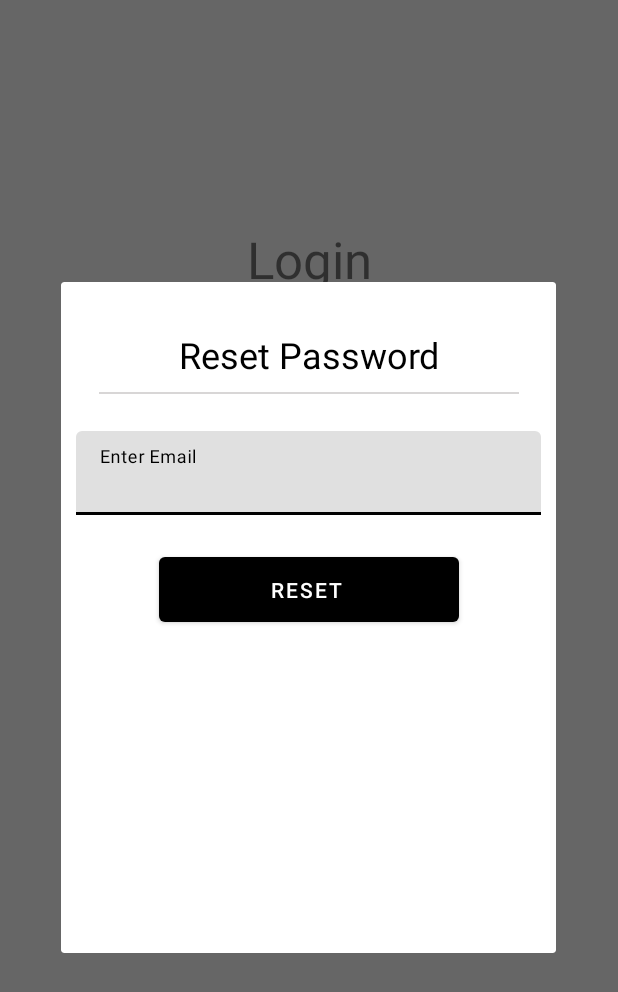
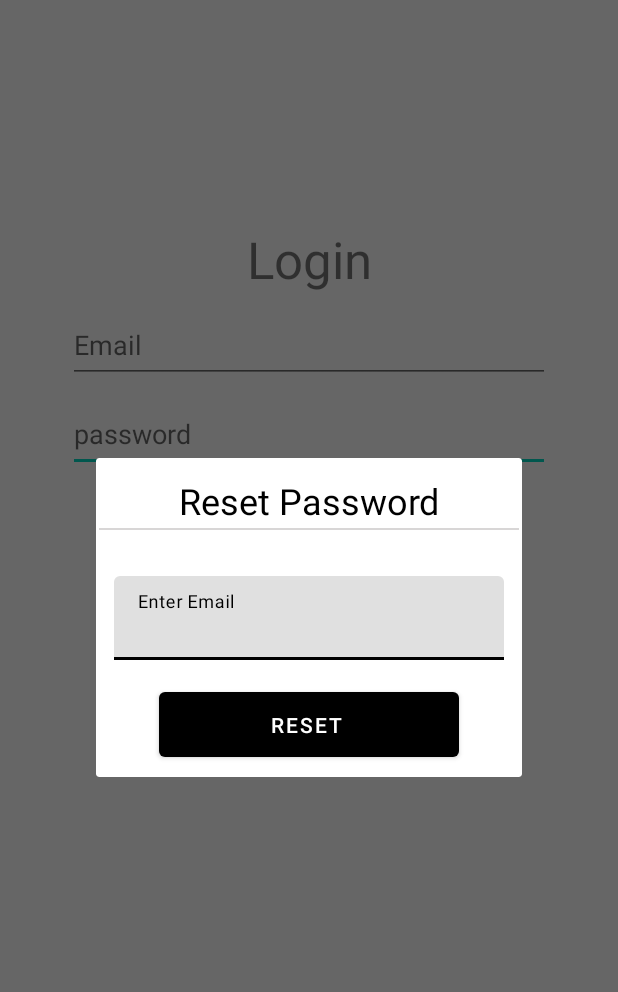
Before and after one commit to EChilin5/ImageCut_OCR, an Android app: the fragment ForgotPasswordOverlay placed in its activity, on a phone screen of 412 x 824 dp. Shown: the top 992 px of the screen. Run offline under Robolectric (Android 15) with nearby library versions, the phone set to English and light mode, and no system bars; our stand-ins replace Firebase (no records; nobody signed in at launch, a user with empty details on screens opened directly); 1 statement that could not run was skipped.

Commit message:
updated module overlay for reset password

```diff
--- a/app/src/main/res/layout/fragment_forgot_password_overlay.xml
+++ b/app/src/main/res/layout/fragment_forgot_password_overlay.xml
@@ -6,21 +6,21 @@
     android:layout_height="wrap_content"
     android:layout_gravity="center_vertical|center_horizontal"
 
+    android:padding="2dp"
     tools:context=".ForgotPasswordOverlay">
 
     <TextView
         android:id="@+id/textView5"
-        android:layout_width="239dp"
-        android:layout_height="31dp"
+        android:layout_width="0dp"
+        android:layout_height="wrap_content"
         android:layout_alignParentTop="true"
         android:layout_centerHorizontal="true"
-        android:layout_marginTop="32dp"
+        android:layout_marginTop="10dp"
         android:gravity="center"
         android:text="Reset Password"
         android:textColor="#000000"
         android:textSize="24sp"
         app:layout_constraintEnd_toEndOf="parent"
-        app:layout_constraintHorizontal_bias="0.504"
         app:layout_constraintStart_toStartOf="parent"
         app:layout_constraintTop_toTopOf="@+id/OverlayResetGL1" />
 
@@ -29,7 +29,7 @@
         android:layout_width="280dp"
         android:layout_height="1dp"
         android:layout_below="@id/textView5"
-        android:layout_marginTop="10dp"
+        android:layout_marginTop="2dp"
         android:background="@color/underline"
         app:layout_constraintEnd_toEndOf="parent"
         app:layout_constraintStart_toStartOf="parent"
@@ -37,7 +37,7 @@
 
     <com.google.android.material.textfield.TextInputLayout
         android:id="@+id/textField"
-        android:layout_width="310dp"
+        android:layout_width="0dp"
         android:layout_height="wrap_content"
         android:layout_margin="10dp"
         android:hint="Enter Email"
@@ -59,10 +59,12 @@
         android:layout_height="55dp"
         android:layout_below="@id/OverlayResetGL3"
         android:layout_centerHorizontal="true"
-        android:layout_marginTop="12dp"
+        android:layout_marginTop="2dp"
+        android:layout_marginBottom="5dp"
         android:text="Reset "
-        app:layout_constraintEnd_toEndOf="parent"
-        app:layout_constraintStart_toStartOf="parent"
+        app:layout_constraintBottom_toBottomOf="parent"
+        app:layout_constraintEnd_toEndOf="@id/OverlayResetGLvEnd"
+        app:layout_constraintStart_toStartOf="@id/OverlayResetGLv1"
         app:layout_constraintTop_toTopOf="@+id/OverlayResetGL3" />
 
     <androidx.constraintlayout.widget.Guideline
@@ -95,7 +97,7 @@
         android:layout_height="wrap_content"
         android:orientation="horizontal"
         app:layout_constraintGuide_begin="20dp"
-        app:layout_constraintGuide_percent="0.20" />
+        app:layout_constraintGuide_percent="0.30" />
 
     <androidx.constraintlayout.widget.Guideline
         android:id="@+id/OverlayResetGL3"
@@ -103,7 +105,7 @@
         android:layout_height="wrap_content"
         android:orientation="horizontal"
         app:layout_constraintGuide_begin="20dp"
-        app:layout_constraintGuide_percent="0.37" />
+        app:layout_constraintGuide_percent="0.70" />
 
 
 </androidx.constraintlayout.widget.ConstraintLayout>
```
